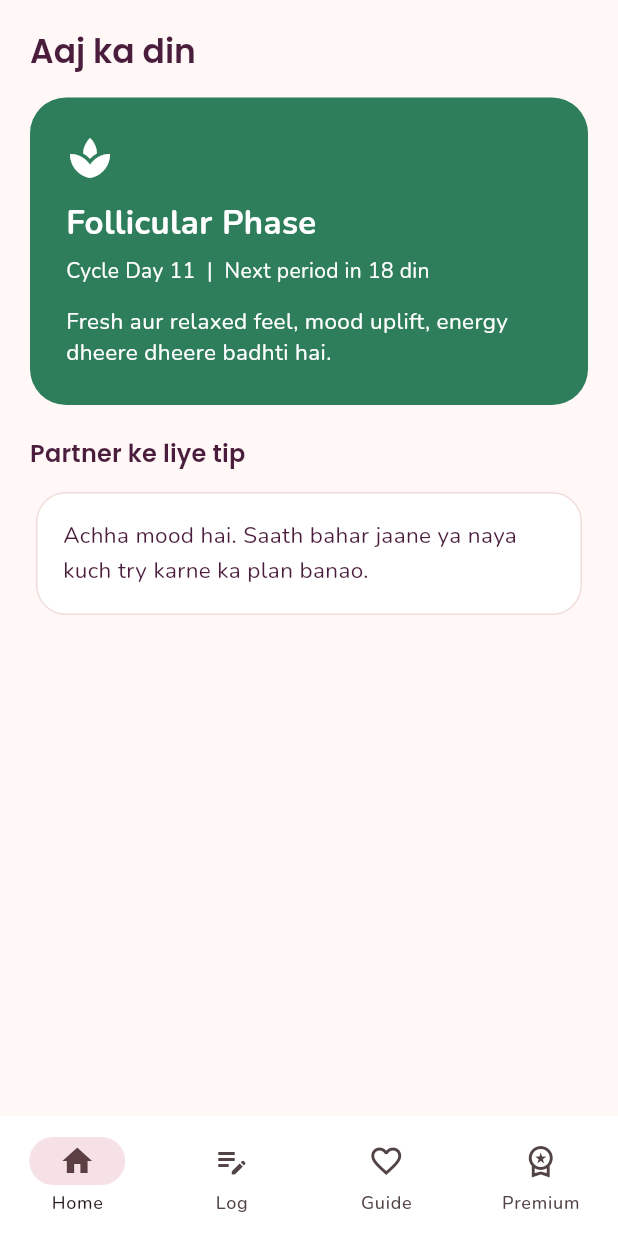
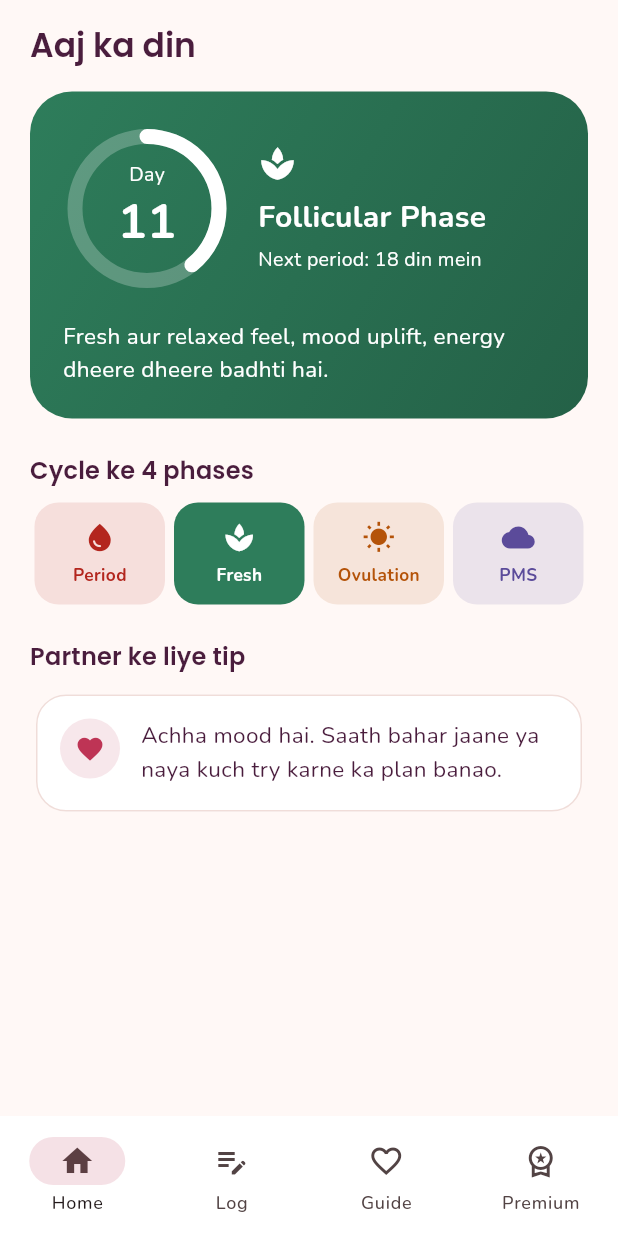
Before and after one commit to SirajAbbas12/menstrual-partner-app, a Flutter app: the screen it shows after launch, on a phone screen of 412 x 824 dp. Run offline on Flutter 3.47's test engine with Material 3 defaults, Android fonts, the phone set to English and light mode, and no system bars; our stand-ins replace flutter_riverpod, google_fonts.

Commit message:
Attractive dashboard

```diff
--- a/lib/features/cycle/presentation/dashboard_screen.dart
+++ b/lib/features/cycle/presentation/dashboard_screen.dart
@@ -1,67 +1,140 @@
+import 'dart:math' as math;
 import 'package:flutter/material.dart';
+import '../../../core/theme/app_theme.dart';
 import '../domain/cycle_calculator.dart';
 import '../domain/cycle_phase.dart';
 
 class DashboardScreen extends StatelessWidget {
   const DashboardScreen({super.key});
 
+  static const int cycleLength = 28;
+
   @override
   Widget build(BuildContext context) {
     final info = CycleCalculator.calculate(
       lastPeriodStart: DateTime.now().subtract(const Duration(days: 10)),
-      cycleLength: 28,
+      cycleLength: cycleLength,
     );
     final phase = info.phase;
     final theme = Theme.of(context);
+    final dark =
+        HSLColor.fromColor(phase.color).withLightness(0.26).toColor();
 
     return Scaffold(
       body: SafeArea(
         child: ListView(
-          padding: const EdgeInsets.all(20),
+          padding: const EdgeInsets.fromLTRB(20, 16, 20, 24),
           children: [
             Text('Aaj ka din', style: theme.textTheme.headlineSmall),
             const SizedBox(height: 16),
             Container(
-              padding: const EdgeInsets.all(24),
+              padding: const EdgeInsets.all(22),
               decoration: BoxDecoration(
-                color: phase.color,
-                borderRadius: BorderRadius.circular(24),
+                gradient: LinearGradient(
+                  begin: Alignment.topLeft,
+                  end: Alignment.bottomRight,
+                  colors: [phase.color, dark],
+                ),
+                borderRadius: BorderRadius.circular(28),
               ),
               child: Column(
                 crossAxisAlignment: CrossAxisAlignment.start,
                 children: [
-                  Icon(phase.icon, color: Colors.white, size: 32),
-                  const SizedBox(height: 12),
+                  Row(
+                    children: [
+                      SizedBox(
+                        width: 112,
+                        height: 112,
+                        child: CustomPaint(
+                          painter:
+                              _RingPainter(info.cycleDay / cycleLength),
+                          child: Center(
+                            child: Column(
+                              mainAxisSize: MainAxisSize.min,
+                              children: [
+                                const Text('Day',
+                                    style: TextStyle(
+                                        color: Colors.white,
+                                        fontSize: 13)),
+                                Text('${info.cycleDay}',
+                                    style: const TextStyle(
+                                        color: Colors.white,
+                                        fontSize: 32,
+                                        fontWeight: FontWeight.w700)),
+                              ],
+                            ),
+                          ),
+                        ),
+                      ),
+                      const SizedBox(width: 18),
+                      Expanded(
+                        child: Column(
+                          crossAxisAlignment: CrossAxisAlignment.start,
+                          children: [
+                            Icon(phase.icon, color: Colors.white, size: 26),
+                            const SizedBox(height: 8),
                             Text(
                               phase.title,
                               style: const TextStyle(
                                   color: Colors.white,
-                        fontSize: 22,
+                                  fontSize: 20,
                                   fontWeight: FontWeight.w700),
                             ),
-                  const SizedBox(height: 6),
+                            const SizedBox(height: 4),
                             Text(
-                    'Cycle Day ${info.cycleDay}  |  Next period in ${info.daysUntilNextPeriod} din',
-                    style: const TextStyle(color: Colors.white, fontSize: 14),
-                  ),
-                  const SizedBox(height: 14),
-                  Text(
-                    phase.description,
+                              'Next period: ${info.daysUntilNextPeriod} din mein',
                               style: const TextStyle(
-                        color: Colors.white, fontSize: 15, height: 1.4),
+                                  color: Colors.white, fontSize: 13),
                             ),
                           ],
                         ),
                       ),
-            const SizedBox(height: 20),
+                    ],
+                  ),
+                  const SizedBox(height: 18),
+                  Text(
+                    phase.description,
+                    style: const TextStyle(
+                        color: Colors.white, fontSize: 15, height: 1.45),
+                  ),
+                ],
+              ),
+            ),
+            const SizedBox(height: 22),
+            Text('Cycle ke 4 phases', style: theme.textTheme.titleMedium),
+            const SizedBox(height: 10),
+            Row(
+              children: [
+                for (final p in CyclePhase.values)
+                  Expanded(child: _PhaseChip(p, p == phase)),
+              ],
+            ),
+            const SizedBox(height: 22),
             Text('Partner ke liye tip', style: theme.textTheme.titleMedium),
             const SizedBox(height: 10),
             Card(
               child: Padding(
-                padding: const EdgeInsets.all(18),
+                padding: const EdgeInsets.all(16),
+                child: Row(
+                  crossAxisAlignment: CrossAxisAlignment.start,
+                  children: [
+                    Container(
+                      padding: const EdgeInsets.all(10),
+                      decoration: BoxDecoration(
+                        color: AppColors.rose.withValues(alpha: 0.12),
+                        shape: BoxShape.circle,
+                      ),
+                      child: const Icon(Icons.favorite,
+                          color: AppColors.rose, size: 20),
+                    ),
+                    const SizedBox(width: 14),
+                    Expanded(
                       child: Text(
                         _tip(phase),
                         style: const TextStyle(fontSize: 15, height: 1.5),
+                      ),
+                    ),
+                  ],
                 ),
               ),
             ),
@@ -82,3 +155,71 @@ class DashboardScreen extends StatelessWidget {
           'Mood sensitive ho sakta hai. Bahas se bacho, dhyan se suno aur uski pasand ka khana do.',
       };
 }
+
+class _PhaseChip extends StatelessWidget {
+  final CyclePhase phase;
+  final bool active;
+  const _PhaseChip(this.phase, this.active);
+
+  String get _short => switch (phase) {
+        CyclePhase.menstrual => 'Period',
+        CyclePhase.follicular => 'Fresh',
+        CyclePhase.ovulation => 'Ovulation',
+        CyclePhase.luteal => 'PMS',
+      };
+
+  @override
+  Widget build(BuildContext context) {
+    return Container(
+      margin: const EdgeInsets.symmetric(horizontal: 3),
+      padding: const EdgeInsets.symmetric(vertical: 12, horizontal: 4),
+      decoration: BoxDecoration(
+        color: active ? phase.color : phase.color.withValues(alpha: 0.12),
+        borderRadius: BorderRadius.circular(16),
+      ),
+      child: Column(
+        children: [
+          Icon(phase.icon,
+              size: 22, color: active ? Colors.white : phase.color),
+          const SizedBox(height: 6),
+          Text(
+            _short,
+            maxLines: 1,
+            overflow: TextOverflow.ellipsis,
+            style: TextStyle(
+              fontSize: 11.5,
+              fontWeight: FontWeight.w700,
+              color: active ? Colors.white : phase.color,
+            ),
+          ),
+        ],
+      ),
+    );
+  }
+}
+
+class _RingPainter extends CustomPainter {
+  final double progress;
+  _RingPainter(this.progress);
+
+  @override
+  void paint(Canvas canvas, Size size) {
+    final c = size.center(Offset.zero);
+    final r = size.width / 2 - 8;
+    final bg = Paint()
+      ..color = Colors.white24
+      ..style = PaintingStyle.stroke
+      ..strokeWidth = 10;
+    final fg = Paint()
+      ..color = Colors.white
+      ..style = PaintingStyle.stroke
+      ..strokeWidth = 10
+      ..strokeCap = StrokeCap.round;
+    canvas.drawCircle(c, r, bg);
+    canvas.drawArc(Rect.fromCircle(center: c, radius: r), -math.pi / 2,
+        2 * math.pi * progress, false, fg);
+  }
+
+  @override
+  bool shouldRepaint(covariant _RingPainter old) => old.progress != progress;
+}
```
Lines whose indentation alone changed are shown as unchanged.
